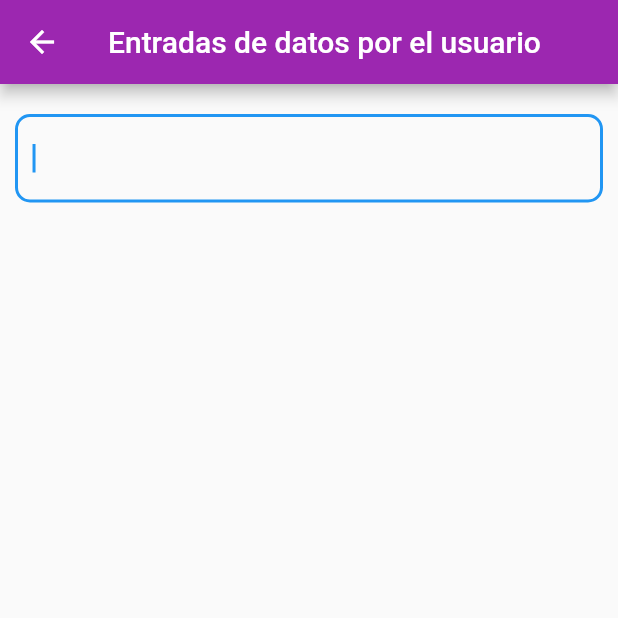
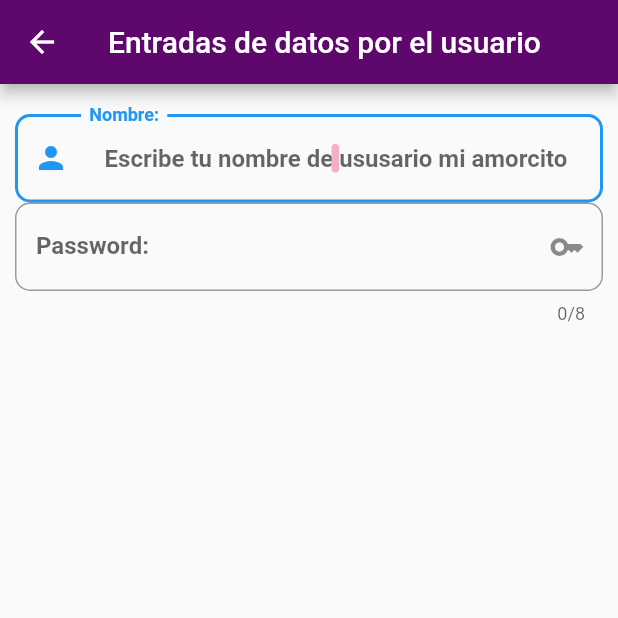
Before and after one commit to arlettearenas/componentesitobb, a Flutter app: the InputsScreens screen opened by its route, on a phone screen of 412 x 824 dp, the top half of it. Run offline on Flutter 3.47's test engine with Material 2 defaults, Android fonts, the phone set to English and light mode, and no system bars.

Commit message:
Agregando campos de usuario y password

```diff
--- a/lib/ui/screens/inputs_screens.dart
+++ b/lib/ui/screens/inputs_screens.dart
@@ -13,24 +13,71 @@ class _InputsScreensState extends State<InputsScreens> {
   Widget build(BuildContext context) {
     return Scaffold(
       appBar: AppBar(
-        backgroundColor: Colors.purple,
+        backgroundColor: Color.fromARGB(255, 94, 7, 109),
         title: const Text('Entradas de datos por el usuario'),
       ),
       body: ListView(
         padding: const EdgeInsets.symmetric(horizontal: 10.0, vertical: 20.0),
         children: [
-          _crearEntrada(),
+          _crearEntradaNombre(),
+          _crearEntradaPswd(),
         ],
       ),
     );
   }
 
-  Widget _crearEntrada() {
+  Widget _crearEntradaNombre() {
     return TextField(
         autofocus: true,
-        textCapitalization: TextCapitalization.words,
+        textAlign: TextAlign.center,
+        textCapitalization: TextCapitalization.sentences,
+        style: const TextStyle(
+          color: Color.fromARGB(255, 83, 80, 184),
+          fontWeight: FontWeight.bold,
+        ),
+        cursorColor: Color.fromARGB(255, 244, 175, 198),
+        cursorRadius: const Radius.circular(5.0),
+        cursorWidth: 5.0,
+        //maxLength: 20,
+        maxLines: null,
         decoration: InputDecoration(
           border: OutlineInputBorder(borderRadius: BorderRadius.circular(10.0)),
+          hintText: "Escribe tu nombre de ususario mi amorcito",
+          labelText: "Nombre: ",
+          //helperText: "Nombre",
+          prefixIcon: const Icon(Icons.person),
+          //iconColor: Color.fromARGB(255, 108, 106, 111),
+          //prefix: const CircularProgressIndicator(),
+        ),
+        onChanged: (valor) {
+          _userName = valor;
+          print(_userName);
+        });
+  }
+
+  Widget _crearEntradaPswd() {
+    return TextField(
+        autofocus: true,
+        textAlign: TextAlign.center,
+        textCapitalization: TextCapitalization.sentences,
+        style: const TextStyle(
+          color: Color.fromARGB(255, 83, 80, 184),
+          fontWeight: FontWeight.bold,
+        ),
+        cursorColor: const Color.fromARGB(255, 244, 175, 198),
+        cursorRadius: const Radius.circular(5.0),
+        cursorWidth: 5.0,
+        maxLength: 8,
+        obscureText: true,
+        keyboardType: TextInputType.number,
+        decoration: InputDecoration(
+          border: OutlineInputBorder(borderRadius: BorderRadius.circular(10.0)),
+          hintText: "Escribe tu password",
+          labelText: "Password: ",
+          //helperText: "Nombre",
+          suffixIcon: const Icon(Icons.key),
+          //iconColor: Color.fromARGB(255, 108, 106, 111),
+          //prefix: const CircularProgressIndicator(),
         ),
         onChanged: (valor) {
           _userName = valor;
```
